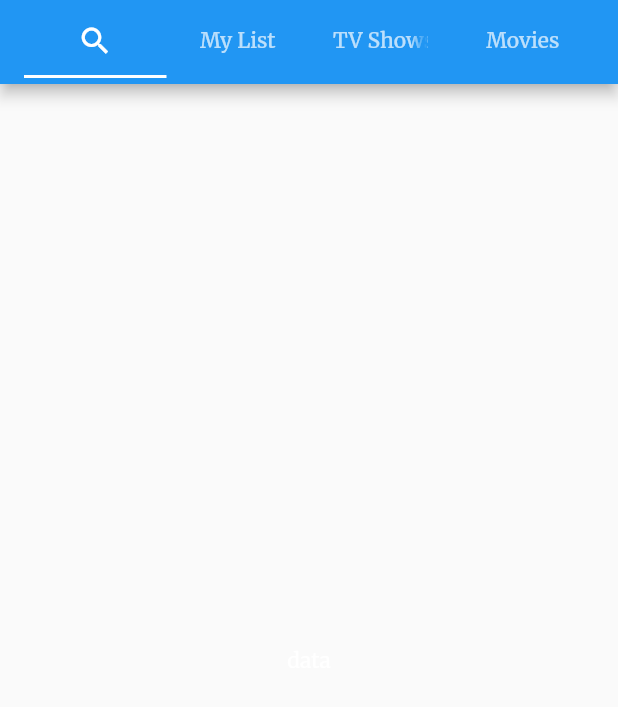
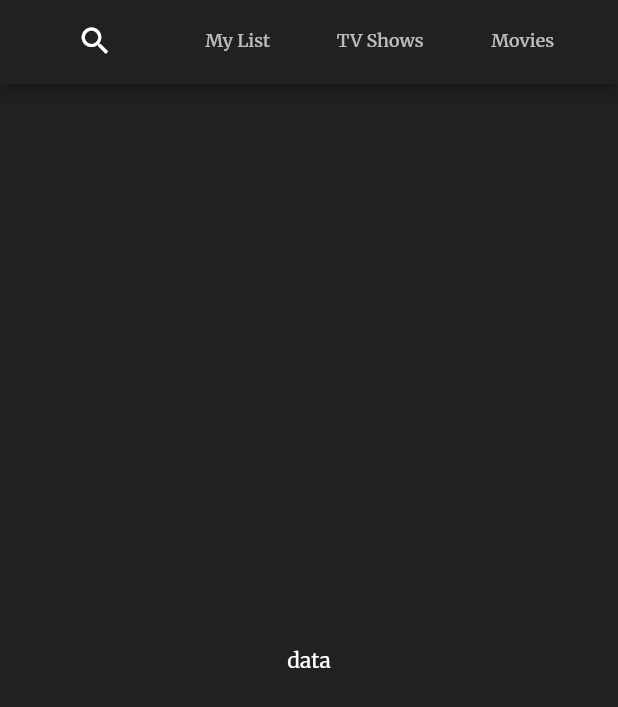
Before and after one commit to Jaloliddin-Fozilov/movie, a Flutter app: the screen it shows after launch, on a phone screen of 412 x 824 dp. Shown: the top 707 px of the screen. Run offline on Flutter 3.47's test engine with Material 2 defaults, Android fonts, the phone set to English and light mode, and no system bars; our stand-ins replace google_fonts.

Commit message:
top bar UI

```diff
--- a/lib/Screens/tabs_screen.dart
+++ b/lib/Screens/tabs_screen.dart
@@ -1,3 +1,4 @@
+import 'package:flutter/gestures.dart';
 import 'package:flutter/material.dart';
 
 import './home_page.dart';
@@ -17,6 +18,9 @@ class _TabsScreenState extends State<TabsScreen> {
       child: Scaffold(
         appBar: AppBar(
           title: TabBar(
+            indicatorColor: Colors.transparent,
+            labelPadding: EdgeInsets.all(0),
+            labelStyle: TextStyle(fontSize: 12),
             tabs: [
               Tab(
                 icon: Icon(Icons.search),
--- a/lib/main.dart
+++ b/lib/main.dart
@@ -18,6 +18,11 @@ class MyMovieApp extends StatelessWidget {
       debugShowCheckedModeBanner: false,
       theme: ThemeData(
         fontFamily: GoogleFonts.merriweather().fontFamily,
+        primaryColor: Colors.grey[900],
+        scaffoldBackgroundColor: Colors.grey[900],
+        appBarTheme: AppBarTheme(
+          backgroundColor: Colors.grey[900],
+        ),
         textTheme: const TextTheme(
           bodyText2: TextStyle(
             color: Colors.white,
```
